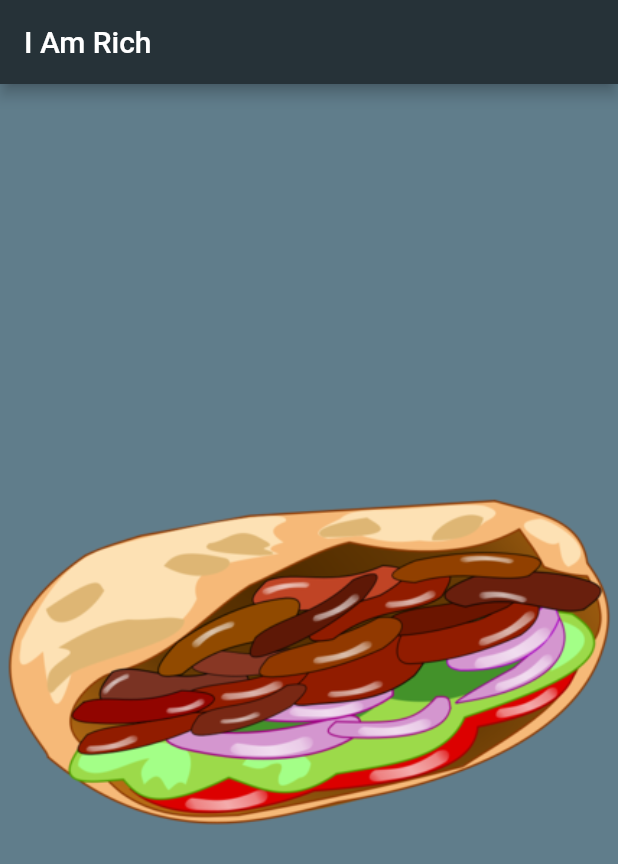
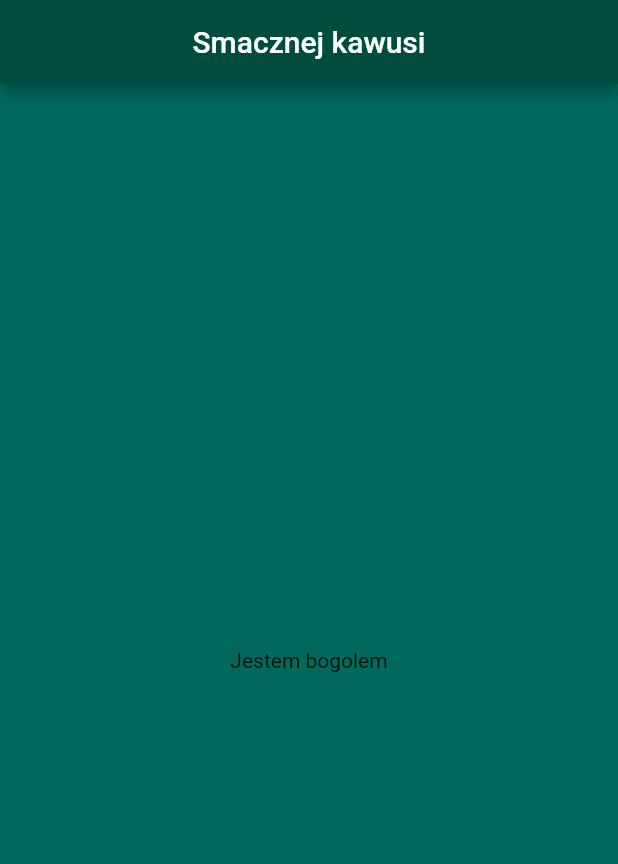
Before and after one commit to KubaSiwiec/i-am-rich-flutter-tutorial, a Flutter app: the screen it shows after launch, on a phone screen of 412 x 824 dp. Shown: the top 864 px of the screen. Run offline on Flutter 3.47's test engine with Material 2 defaults, Android fonts, the light colour scheme and no system bars.

Commit message:
Add SafeArea and Container

```diff
--- a/lib/main.dart
+++ b/lib/main.dart
@@ -1,21 +1,29 @@
 import 'package:flutter/material.dart';
 
 void main() {
-  runApp(
+  runApp(MyApp());
+}
+
+class MyApp extends StatelessWidget {
+  @override
+  Widget build(BuildContext context) {
+    return
     MaterialApp(
       home: Scaffold(
-        backgroundColor: Colors.blueGrey[500],
+        backgroundColor: Colors.teal[800],
         appBar: AppBar(
-          title: Text('I Am Rich'),
-          backgroundColor: Colors.blueGrey[900],
+          backgroundColor: Colors.teal[900],
+          centerTitle: true,
+          title: Text("Smacznej kawusi"),
         ),
-        body:
-          Center(
-            child: Image(
-                image: AssetImage('images/kebab.png')
-              ),
+        body: SafeArea(
+          child: Center(
+            child: Container(
+              child: Text("Jestem bogolem")
             ),
+          ),
+        ),
       ),
-    ),
-  );
+    );
+  }
 }
```
